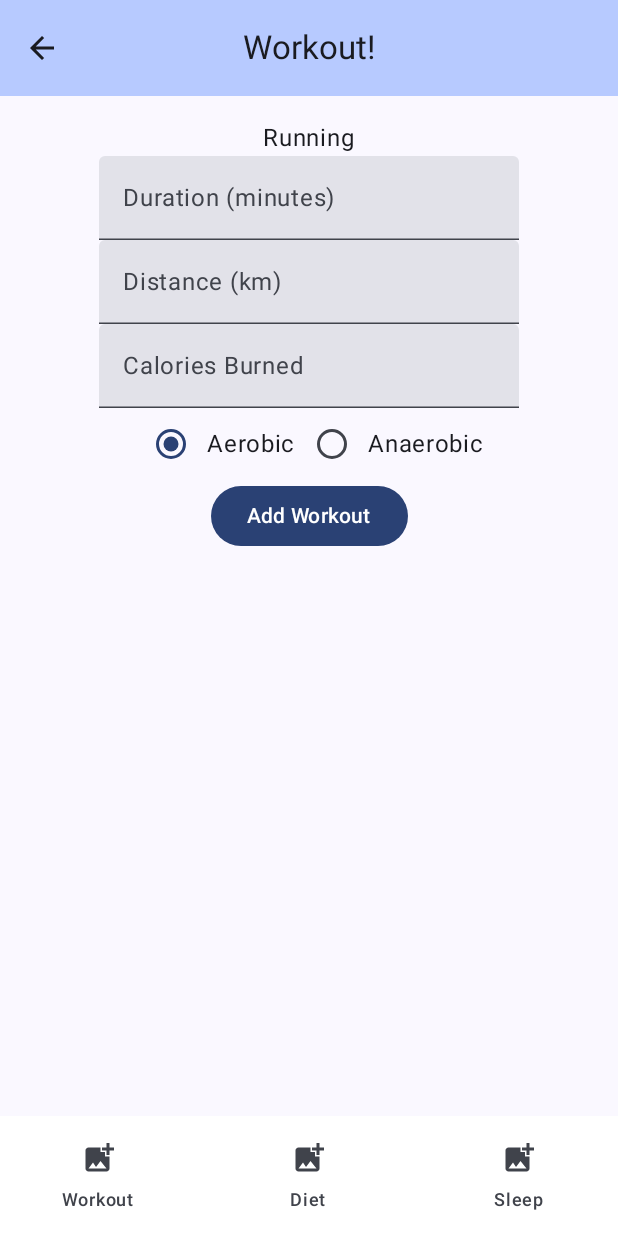
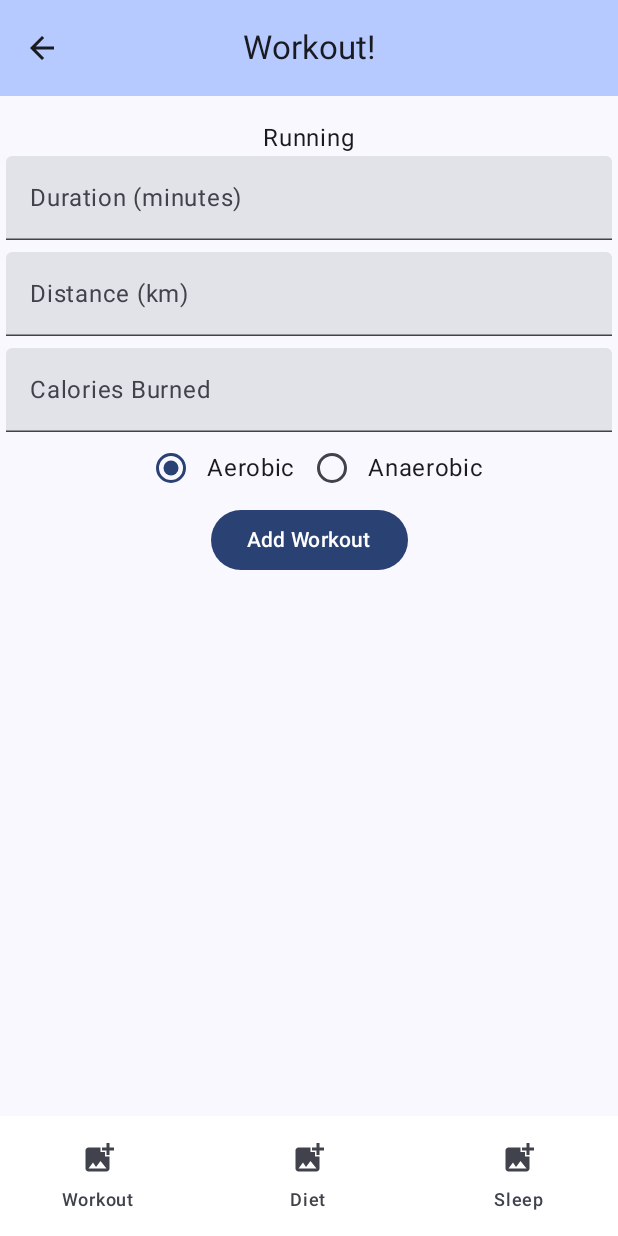
Before and after one commit to JooHyunPark-JP/HealthFusion, an Android app built with Jetpack Compose: the WorkoutScreen screen opened through its navigation route, after a tap on "Running", on a phone screen of 412 x 824 dp. Run offline under Robolectric (Android 15) with nearby library versions, the phone set to English and light mode, and no system bars; our stand-ins replace Dagger/Hilt's generated code, Firebase (no records; nobody signed in at launch, a user with empty details on screens opened directly), Room's generated code.

Commit message:
Added image for workout list

```diff
--- a/app/src/main/java/com/example/healthfusion/healthFusionMainFunction/workoutTracking/ui/WorkoutEditScreen.kt
+++ b/app/src/main/java/com/example/healthfusion/healthFusionMainFunction/workoutTracking/ui/WorkoutEditScreen.kt
@@ -1,8 +1,11 @@
 package com.example.healthfusion.healthFusionMainFunction.workoutTracking.ui
 
+import androidx.compose.foundation.background
+import androidx.compose.foundation.layout.Arrangement
 import androidx.compose.foundation.layout.Column
 import androidx.compose.foundation.layout.Row
 import androidx.compose.foundation.layout.fillMaxSize
+import androidx.compose.foundation.layout.fillMaxWidth
 import androidx.compose.foundation.layout.padding
 import androidx.compose.foundation.lazy.LazyColumn
 import androidx.compose.foundation.lazy.items
@@ -19,6 +22,7 @@ import androidx.compose.runtime.remember
 import androidx.compose.runtime.setValue
 import androidx.compose.ui.Alignment
 import androidx.compose.ui.Modifier
+import androidx.compose.ui.graphics.Color
 import androidx.compose.ui.unit.dp
 import com.example.healthfusion.healthFusionMainFunction.workoutTracking.data.WorkoutType
 import com.example.healthfusion.ui.theme.HealthFusionTheme
@@ -106,21 +110,35 @@ fun AerobicInputFields(
     onDistanceChange: (String) -> Unit,
     onCaloriesChange: (String) -> Unit
 ) {
+    Column(verticalArrangement = Arrangement.spacedBy(8.dp)) {
         TextField(
             value = duration,
             onValueChange = onDurationChange,
-        label = { Text("Duration (minutes)") }
+            label = { Text("Duration (minutes)") },
+            modifier = Modifier
+                .fillMaxWidth()
+                .background(Color.Transparent)
+                .padding(horizontal = 4.dp)
         )
         TextField(
             value = distance,
             onValueChange = onDistanceChange,
-        label = { Text("Distance (km)") }
+            label = { Text("Distance (km)") },
+            modifier = Modifier
+                .fillMaxWidth()
+                .background(Color.Transparent)
+                .padding(horizontal = 4.dp)
         )
         TextField(
             value = caloriesBurned,
             onValueChange = onCaloriesChange,
-        label = { Text("Calories Burned") }
+            label = { Text("Calories Burned") },
+            modifier = Modifier
+                .fillMaxWidth()
+                .background(Color.Transparent)
+                .padding(horizontal = 4.dp)
         )
+    }
 }
 
 @Composable
@@ -132,21 +150,35 @@ fun AnaerobicInputFields(
     onRepsChange: (Int) -> Unit,
     onWeightsChange: (Int) -> Unit
 ) {
+    Column(verticalArrangement = Arrangement.spacedBy(8.dp)) {  // TextField 간격을 8dp로 설정
         TextField(
             value = sets.toString(),
             onValueChange = { onSetsChange(it.toIntOrNull() ?: 0) },
-        label = { Text("Sets") }
+            label = { Text("Sets") },
+            modifier = Modifier
+                .fillMaxWidth()
+                .background(Color.Transparent)
+                .padding(horizontal = 4.dp)
         )
         TextField(
             value = repetitions.toString(),
             onValueChange = { onRepsChange(it.toIntOrNull() ?: 0) },
-        label = { Text("Repetitions") }
+            label = { Text("Repetitions") },
+            modifier = Modifier
+                .fillMaxWidth()
+                .background(Color.Transparent)
+                .padding(horizontal = 4.dp)
         )
         TextField(
             value = weights.toString(),
             onValueChange = { onWeightsChange(it.toIntOrNull() ?: 0) },
-        label = { Text("Weights") }
+            label = { Text("Weights") },
+            modifier = Modifier
+                .fillMaxWidth()
+                .background(Color.Transparent)
+                .padding(horizontal = 4.dp)
         )
+    }
 }
 
 @Composable
--- a/app/src/main/java/com/example/healthfusion/healthFusionMainFunction/workoutTracking/ui/WorkoutScreen.kt
+++ b/app/src/main/java/com/example/healthfusion/healthFusionMainFunction/workoutTracking/ui/WorkoutScreen.kt
@@ -57,17 +57,17 @@ fun WorkoutScreen(
     var selectedWorkoutTabIndex by remember { mutableIntStateOf(0) }
     var selectedTabIndex by remember { mutableIntStateOf(0) }
 
-    //Later, workout list will be connected and syncroinized to healthconnect.
+    //Later, workout list will be connected and syncroinized to healthconnect API.
     //For now, just using static list of workouts list.
     val aerobicWorkouts = listOf(
-        WorkOutName("Running", R.drawable.ic_placeholder_icon),
-        WorkOutName("Cycling", R.drawable.ic_placeholder_icon),
-        WorkOutName("Walking", R.drawable.ic_placeholder_icon)
+        WorkOutName("Running", R.drawable.running_pose2),
+        WorkOutName("Cycling", R.drawable.cycling_pose),
+        WorkOutName("Walking", R.drawable.walking_pose)
     )
 
     val anaerobicWorkouts = listOf(
-        WorkOutName("PushUps", R.drawable.ic_placeholder_icon),
-        WorkOutName("Squats", R.drawable.ic_placeholder_icon)
+        WorkOutName("PushUps", R.drawable.pushup_pose),
+        WorkOutName("Squats", R.drawable.squat_pose)
     )
 
     val tabWorkoutPageTitles = listOf("Goals", "Workout List", "History")
@@ -113,8 +113,8 @@ fun WorkoutScreen(
             val selectedWorkouts = if (selectedTabIndex == 0) aerobicWorkouts else anaerobicWorkouts
 
             LazyVerticalGrid(
-                columns = GridCells.Fixed(3),
-                contentPadding = PaddingValues(16.dp),
+                columns = GridCells.Fixed(2),
+                contentPadding = PaddingValues(8.dp),
                 modifier = Modifier.fillMaxSize()
             ) {
                 itemsIndexed(selectedWorkouts) { index, workout ->
@@ -196,7 +196,7 @@ fun WorkoutGridItem(workout: WorkOutName, navController: NavController) {
             painter = painterResource(id = workout.imageResource),
             contentDescription = workout.name,
             modifier = Modifier
-                .size(100.dp)
+                .size(200.dp)
                 .padding(8.dp)
         )
         Text(text = workout.name, fontSize = 16.sp)
```
Also changed, not shown: app/src/main/res/drawable/cycling_pose.webp (added), app/src/main/res/drawable/pushup_pose.webp (added), app/src/main/res/drawable/running_pose.webp (added), app/src/main/res/drawable/running_pose2.webp (added), app/src/main/res/drawable/squat_pose.webp (added), app/src/main/res/drawable/walking_pose.webp (added). Lines whose indentation alone changed are shown as unchanged.
